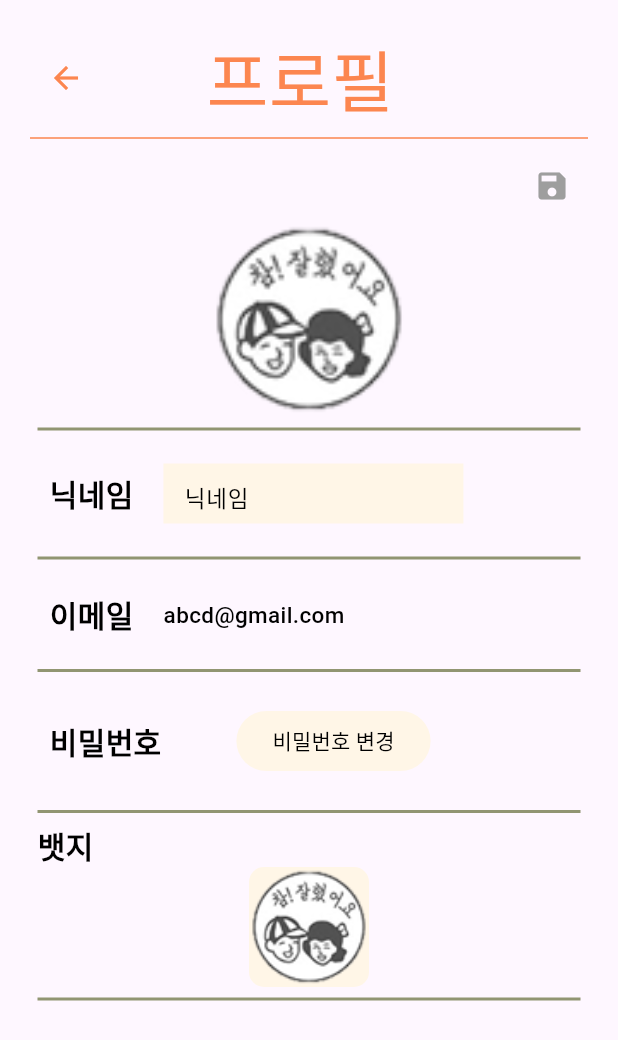
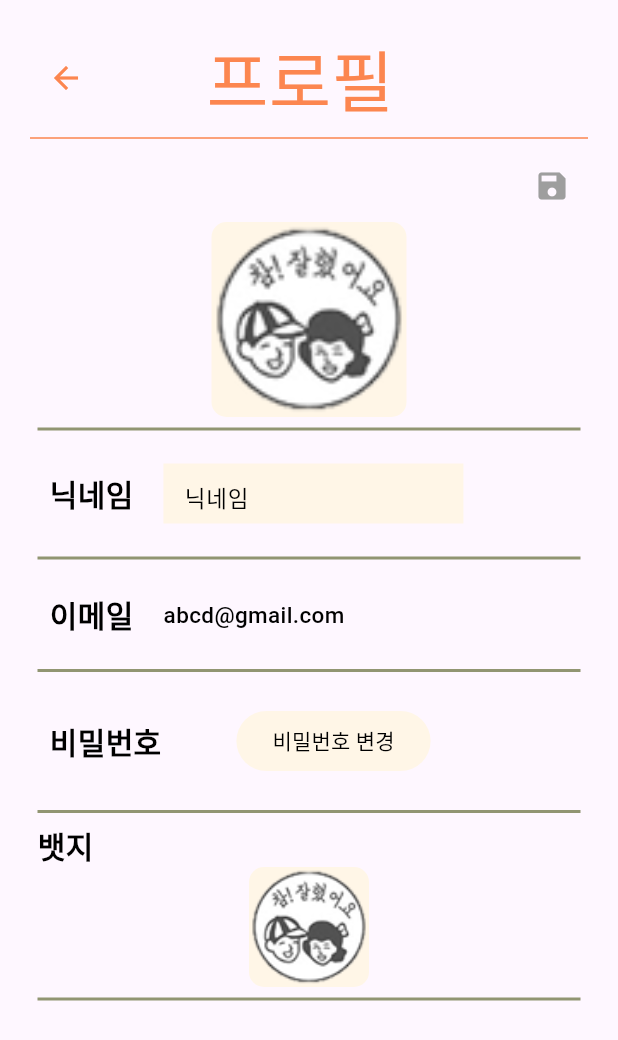
Before and after one commit to swatper/CapstoneDesign_Diary, a Flutter app: the ProfileWindow widget shown alone on an empty page, opened directly with empty values, after a tap on the "border color" icon, on a phone screen of 412 x 824 dp. Shown: the top 1040 px of the screen. Run offline on Flutter 3.47's test engine with Material 3 defaults, Android fonts, the phone set to English and light mode, and no system bars; our stand-ins replace fluttertoast, table_calendar; missing offline and left inert: custom_calender_picker.

Commit message:
구조 변경

```diff
--- a/lib/profilewindow.dart
+++ b/lib/profilewindow.dart
@@ -11,6 +11,7 @@ class ProfileWindow extends StatefulWidget {
 class _ProfileWindowState extends State<ProfileWindow> {
   bool isEditMode = false;
   String nickname = "닉네임";
+  String userPrifileImage = "assets/images/default.png";
 
   TextStyle titleStyle = TextStyle(
     fontSize: 20,
@@ -89,11 +90,21 @@ class _ProfileWindowState extends State<ProfileWindow> {
               ),
             ],
           ),
+          Container(
+            decoration: BoxDecoration(
+              borderRadius: BorderRadius.circular(10),
+              color: Color.fromRGBO(255, 246, 231, isEditMode ? 1 : 0),
+            ),
+            child: Stack(
+              children: [
                 Image.asset(
-            "assets/images/default.png",
+                  userPrifileImage,
                   width: 130,
                   height: 130,
                   fit: BoxFit.cover,
+                ),
+              ],
+            ),
           ),
           Padding(
             padding: EdgeInsets.symmetric(horizontal: 5),
@@ -112,7 +123,6 @@ class _ProfileWindowState extends State<ProfileWindow> {
                       SizedBox(
                         height: 40,
                         width: 200,
-                        child: Expanded(
                         child: TextField(
                           readOnly: !isEditMode,
                           decoration: InputDecoration(
@@ -131,7 +141,6 @@ class _ProfileWindowState extends State<ProfileWindow> {
                             ),
                           ),
                           onChanged: saveNewNickname,
-                          ),
                         ),
                       ),
                     ],
```
Lines whose indentation alone changed are shown as unchanged.
